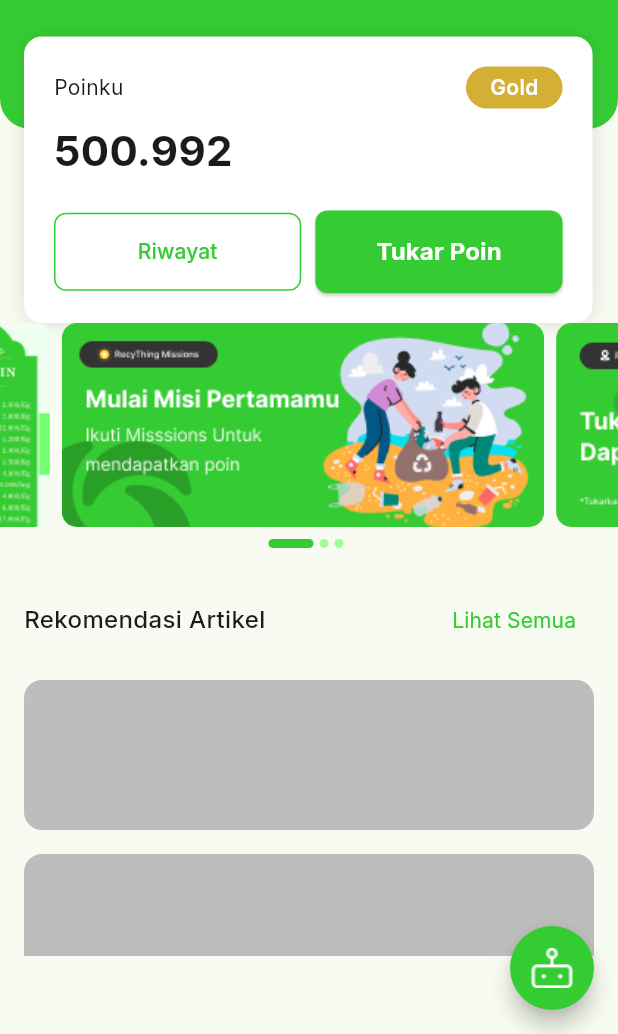
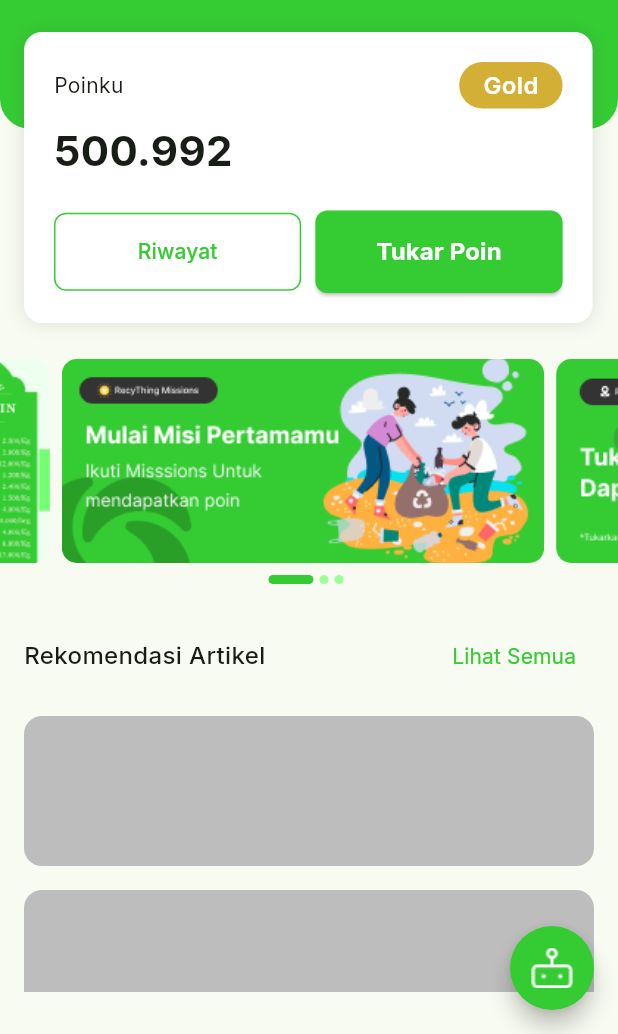
Before and after one commit to RecyThing/RecyThing-Mobile, a Flutter app: the HomeScreen screen opened directly, on a phone screen of 412 x 824 dp, the part 202-1236 px from its top. Run offline on Flutter 3.47's test engine with Material 2 defaults, Android fonts, the phone set to English and light mode, and no system bars; drawn by our look-alikes of carousel_slider; our stand-ins replace google_fonts.

```diff
--- a/recything_mobile/lib/screens/home/pages/home_screen.dart
+++ b/recything_mobile/lib/screens/home/pages/home_screen.dart
@@ -28,6 +28,9 @@ class _HomeScreenState extends State<HomeScreen> {
                 ],
               ),
             ),
+            SizedBox(
+              height: 24,
+            ),
             HomeBanner(),
             HomeRekomendasiArtikel()
           ],
--- a/recything_mobile/lib/screens/home/widgets/home_header.dart
+++ b/recything_mobile/lib/screens/home/widgets/home_header.dart
@@ -8,7 +8,6 @@ class HomeHeader extends StatelessWidget {
   Widget build(BuildContext context) {
     return Container(
       padding: const EdgeInsets.fromLTRB(16, 66, 16, 86),
-      margin: const EdgeInsets.only(bottom: 24),
       decoration: const BoxDecoration(
           color: Pallete.main,
           borderRadius: BorderRadius.only(
--- a/recything_mobile/lib/screens/home/widgets/home_poin_card.dart
+++ b/recything_mobile/lib/screens/home/widgets/home_poin_card.dart
@@ -1,5 +1,6 @@
 import 'package:flutter/material.dart';
 import 'package:recything_mobile/constants/pallete.dart';
+import 'package:recything_mobile/widgets/forms/custom_teks.dart';
 import 'package:recything_mobile/widgets/forms/main_button.dart';
 
 class HomePoinCard extends StatelessWidget {
@@ -28,21 +29,10 @@ class HomePoinCard extends StatelessWidget {
             children: [
               Text(
                 "Poinku",
-                style: ThemeFont.interText,
+                style:
+                    ThemeFont.interText.copyWith(fontWeight: FontWeight.w400),
               ),
-              Container(
-                padding:
-                    const EdgeInsets.symmetric(horizontal: 16, vertical: 4),
-                decoration: BoxDecoration(
-                    borderRadius: BorderRadius.circular(50),
-                    color: Pallete.secondaryDarker),
-                child: Text(
-                  "Gold",
-                  style: ThemeFont.interText.copyWith(
-                      fontWeight: FontWeight.w600,
-                      color: Pallete.textMainButton),
-                ),
-              )
+              const CustomTeks(name: "Gold", color: Pallete.secondaryDarker)
             ],
           ),
           const SizedBox(
--- /dev/null
+++ b/recything_mobile/lib/widgets/forms/custom_teks.dart
@@ -0,0 +1,26 @@
+import 'package:flutter/material.dart';
+import 'package:recything_mobile/constants/pallete.dart';
+
+class CustomTeks extends StatelessWidget {
+  final String name;
+  final Color color;
+  final double size;
+  const CustomTeks(
+      {super.key, required this.name, required this.color, this.size = 16});
+
+  @override
+  Widget build(BuildContext context) {
+    return Container(
+      padding: const EdgeInsets.symmetric(horizontal: 16, vertical: 4),
+      decoration:
+          BoxDecoration(borderRadius: BorderRadius.circular(50), color: color),
+      child: Text(
+        name,
+        style: ThemeFont.interText.copyWith(
+            fontSize: size,
+            fontWeight: FontWeight.w600,
+            color: Pallete.textMainButton),
+      ),
+    );
+  }
+}
--- a/recything_mobile/pubspec.yaml
+++ b/recything_mobile/pubspec.yaml
@@ -66,6 +66,7 @@ flutter:
     - assets/images/
     - assets/icons/
     - assets/logo/
+    - assets/icons/profile/
 
 
   # An image asset can refer to one or more resolution-specific "variants", see
```
Also changed, not shown: recything_mobile/lib/screens/home/pages/profile_screen.dart (+44 -3 lines), recything_mobile/lib/screens/home/widgets/profile_informasi_akun.dart (added, +78 -0 lines), recything_mobile/lib/screens/home/widgets/profile_informasi_lainnya.dart (added, +94 -0 lines), recything_mobile/assets/icons/profile/hubungi.png (added), recything_mobile/assets/icons/profile/lencana.png (added), recything_mobile/assets/icons/profile/logout.png (added), recything_mobile/assets/icons/profile/pertanyaan.png (added), recything_mobile/assets/icons/profile/poinku.png (added), recything_mobile/assets/icons/profile/profile.png (added), recything_mobile/assets/icons/profile/recybot.png (added).
